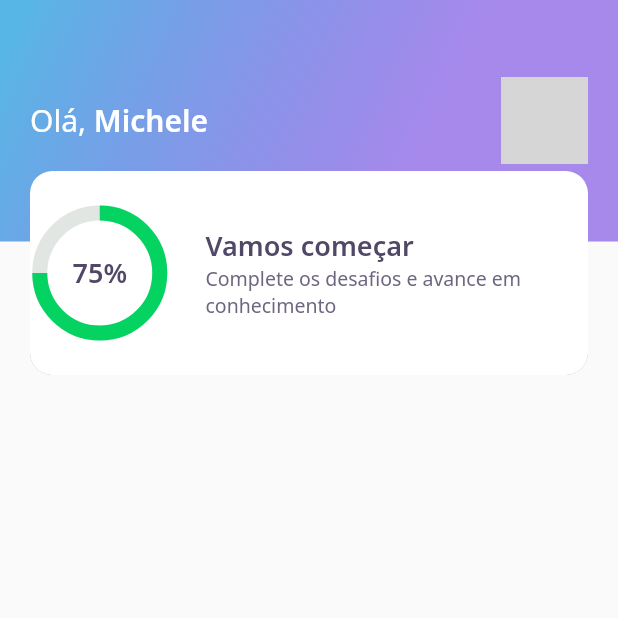
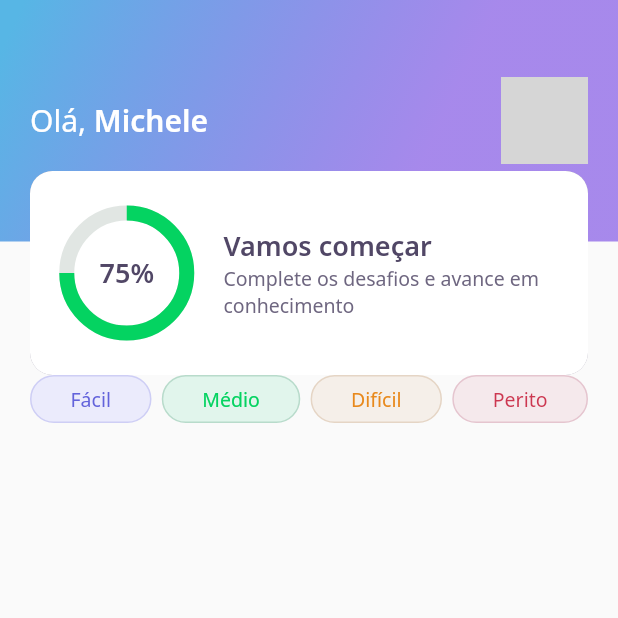
Before and after one commit to michelewtc/devquiz-flutter-nlw5, a Flutter app: the screen it shows after launch, on a phone screen of 412 x 824 dp, the top half of it. Run offline on Flutter 3.47's test engine with Material 2 defaults, Android fonts, the phone set to English and light mode, and no system bars; our stand-ins replace google_fonts; network calls fail; grey boxes are pictures that could not be loaded.

Commit message:
levelButton

```diff
--- a/lib/home/home_page.dart
+++ b/lib/home/home_page.dart
@@ -1,4 +1,5 @@
 import 'package:dev_quiz/home/widgets/appbar/app_bar_widget.dart';
+import 'package:dev_quiz/home/widgets/level_button/level_button_widget.dart';
 import 'package:flutter/material.dart';
 
 class HomePage extends StatefulWidget {
@@ -12,7 +13,26 @@ class _HomePageState extends State<HomePage> {
   @override
   Widget build(BuildContext context) {
     return Scaffold(
-      appBar: AppBarWidget(),
-    );
+        appBar: AppBarWidget(),
+        body: Padding(
+          padding: const EdgeInsets.symmetric(horizontal: 20),
+          child: Row(
+            mainAxisAlignment: MainAxisAlignment.spaceBetween,
+            children: [
+              LevelButtonWidget(
+                label: "Fácil",
+              ),
+              LevelButtonWidget(
+                label: "Médio",
+              ),
+              LevelButtonWidget(
+                label: "Difícil",
+              ),
+              LevelButtonWidget(
+                label: "Perito",
+              ),
+            ],
+          ),
+        ));
   }
 }
--- /dev/null
+++ b/lib/home/widgets/level_button/level_button_widget.dart
@@ -0,0 +1,58 @@
+import 'package:dev_quiz/core/app_colors.dart';
+import 'package:flutter/material.dart';
+import 'package:google_fonts/google_fonts.dart';
+
+class LevelButtonWidget extends StatelessWidget {
+  final String label;
+  LevelButtonWidget({
+    Key? key,
+    required this.label,
+  })   : assert(["Fácil", "Médio", "Difícil", "Perito"].contains(label)),
+        super(key: key);
+
+  final config = {
+    "Fácil": {
+      "color": AppColors.levelButtonFacil,
+      "borderColor": AppColors.levelButtonBorderFacil,
+      "fontColor": AppColors.levelButtonTextFacil,
+    },
+    "Médio": {
+      "color": AppColors.levelButtonMedio,
+      "borderColor": AppColors.levelButtonBorderMedio,
+      "fontColor": AppColors.levelButtonTextMedio,
+    },
+    "Difícil": {
+      "color": AppColors.levelButtonDificil,
+      "borderColor": AppColors.levelButtonBorderDificil,
+      "fontColor": AppColors.levelButtonTextDificil,
+    },
+    "Perito": {
+      "color": AppColors.levelButtonPerito,
+      "borderColor": AppColors.levelButtonBorderPerito,
+      "fontColor": AppColors.levelButtonTextPerito,
+    },
+  };
+
+  Color get color => config[label]!['color']!;
+  Color get borderColor => config[label]!['borderColor']!;
+  Color get fontColor => config[label]!['fontColor']!;
+
+  @override
+  Widget build(BuildContext context) {
+    return Container(
+        decoration: BoxDecoration(
+          color: color,
+          border: Border.fromBorderSide(BorderSide(
+            color: borderColor,
+          )),
+          borderRadius: BorderRadius.circular(28),
+        ),
+        child: Padding(
+          padding: const EdgeInsets.symmetric(horizontal: 26, vertical: 6),
+          child: Text(
+            label,
+            style: GoogleFonts.notoSans(color: fontColor, fontSize: 13),
+          ),
+        ));
+  }
+}
--- a/lib/home/widgets/score_card/score_card_widget.dart
+++ b/lib/home/widgets/score_card/score_card_widget.dart
@@ -9,7 +9,6 @@ class ScoreCardWidget extends StatelessWidget {
       padding: const EdgeInsets.only(
         left: 20,
         right: 20,
-        // top: 14,
       ),
       child: Container(
         height: 136,
@@ -22,6 +21,8 @@ class ScoreCardWidget extends StatelessWidget {
             ),
           ],
         ),
+        child: Padding(
+          padding: const EdgeInsets.symmetric(horizontal: 24),
           child: Row(
             children: [
               Expanded(
@@ -53,6 +54,7 @@ class ScoreCardWidget extends StatelessWidget {
             ],
           ),
         ),
+      ),
     );
   }
 }
```
Lines whose indentation alone changed are shown as unchanged.
